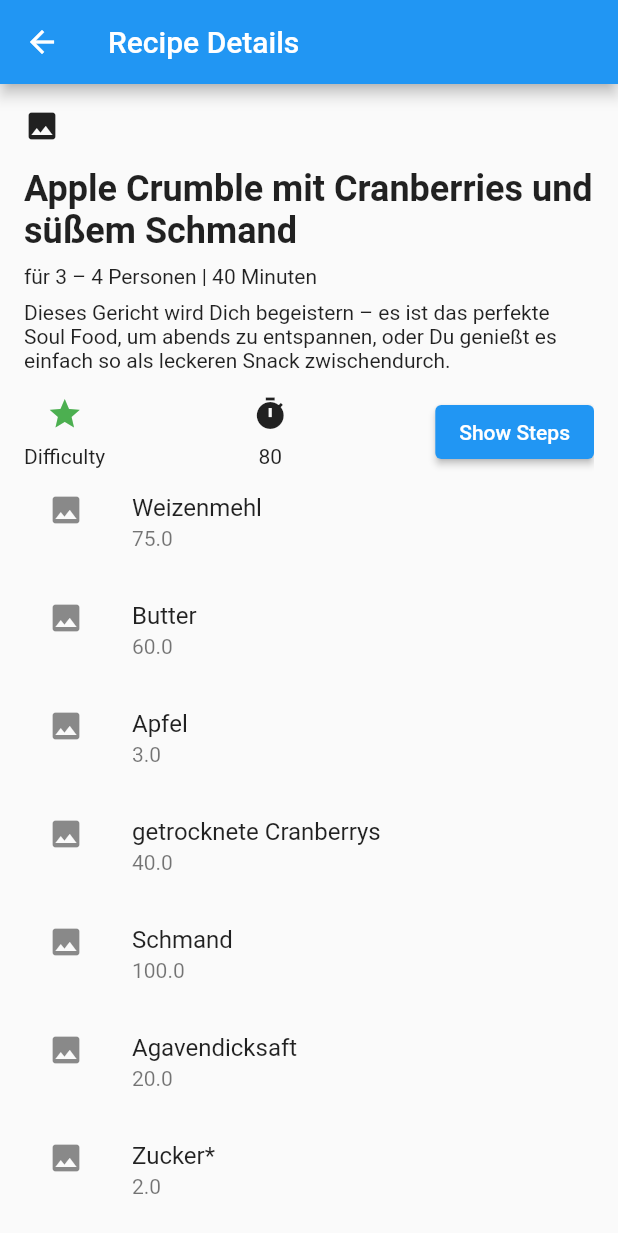
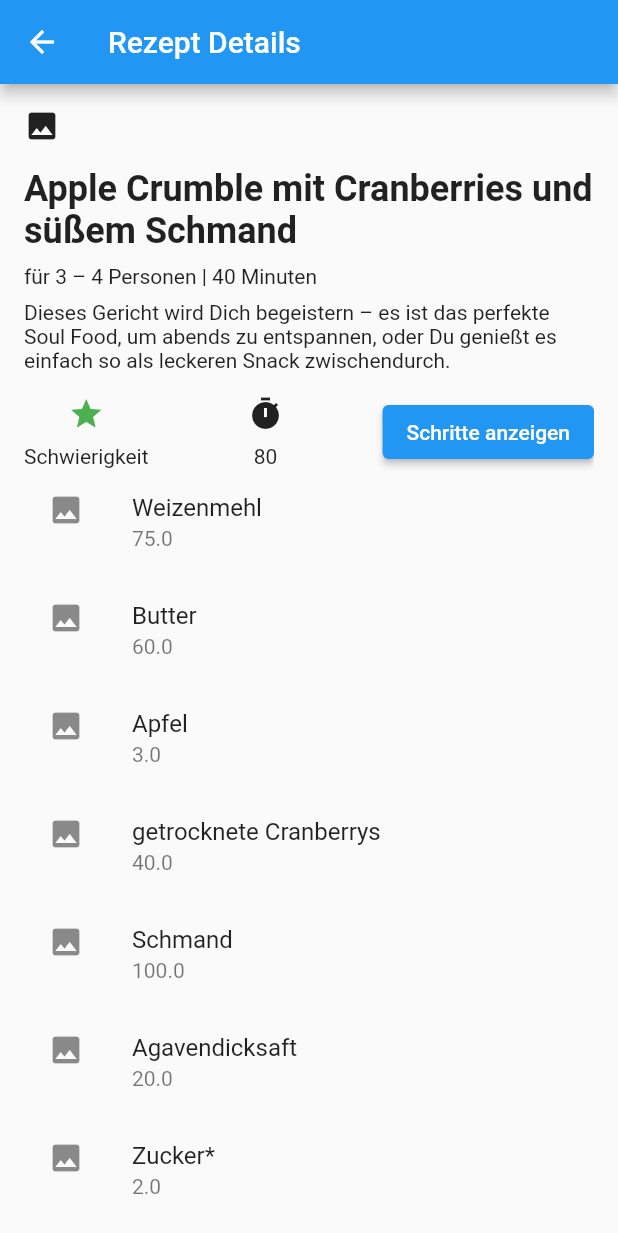
Before and after one commit to Peetee06/fmg_recipes, a Flutter app: the screen it shows after launch, after a tap on an icon or button, on a phone screen of 412 x 824 dp. Shown: the top 1233 px of the screen. Run offline on Flutter 3.47's test engine with Material 2 defaults, Android fonts, the phone set to English and light mode, and no system bars; our stand-ins replace beamer, flutter_riverpod, freezed_annotation.

Commit message:
Translate texts

```diff
--- a/lib/views/recipe_detail/recipe_detail_view.dart
+++ b/lib/views/recipe_detail/recipe_detail_view.dart
@@ -67,7 +67,7 @@ class RecipeDetailView extends ConsumerWidget {
     final recipesAsyncValue = ref.watch(recipeProvider);
 
     return Scaffold(
-      appBar: AppBar(title: const Text('Recipe Details')),
+      appBar: AppBar(title: const Text('Rezept Details')),
       body: recipesAsyncValue.when(
         data: (recipes) {
           final recipe = recipes.firstWhere((r) => r.id == recipeId);
@@ -109,7 +109,7 @@ class RecipeDetailView extends ConsumerWidget {
                               children: [
                                 difficultyIcon,
                                 const SizedBox(height: 8.0),
-                                const Text('Difficulty'),
+                                const Text('Schwierigkeit'),
                               ],
                             ),
                             Column(
@@ -123,7 +123,7 @@ class RecipeDetailView extends ConsumerWidget {
                               onPressed: () {
                                 _showStepsModal(context, steps);
                               },
-                              child: const Text('Show Steps'),
+                              child: const Text('Schritte anzeigen'),
                             ),
                           ],
                         )
```
